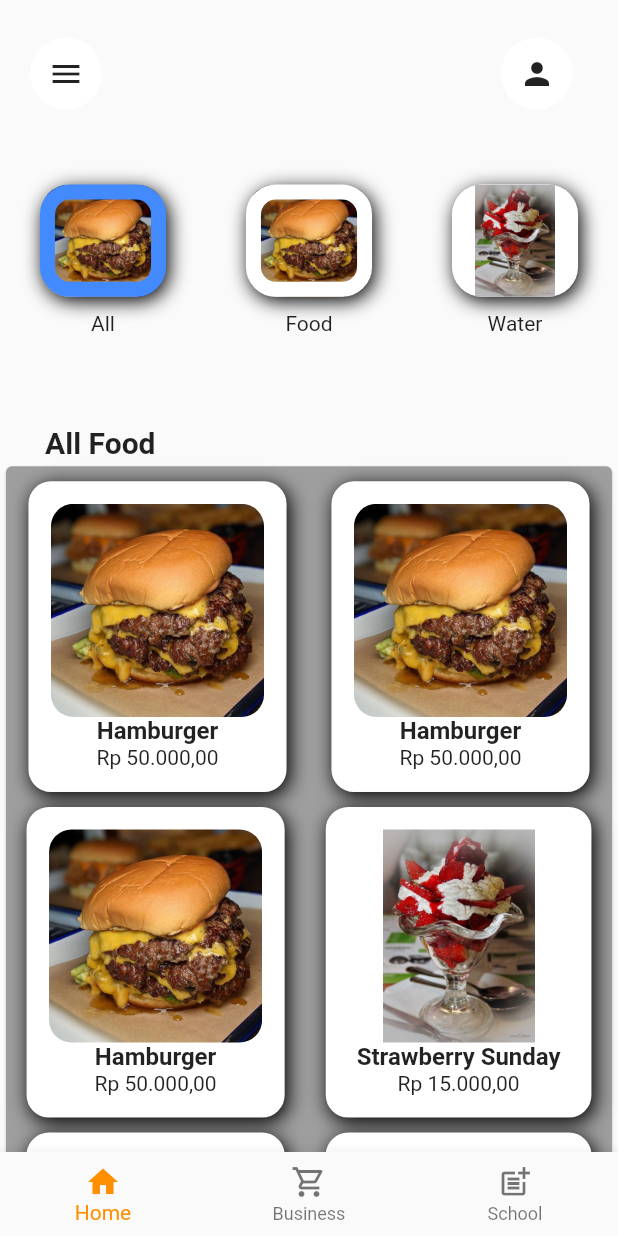
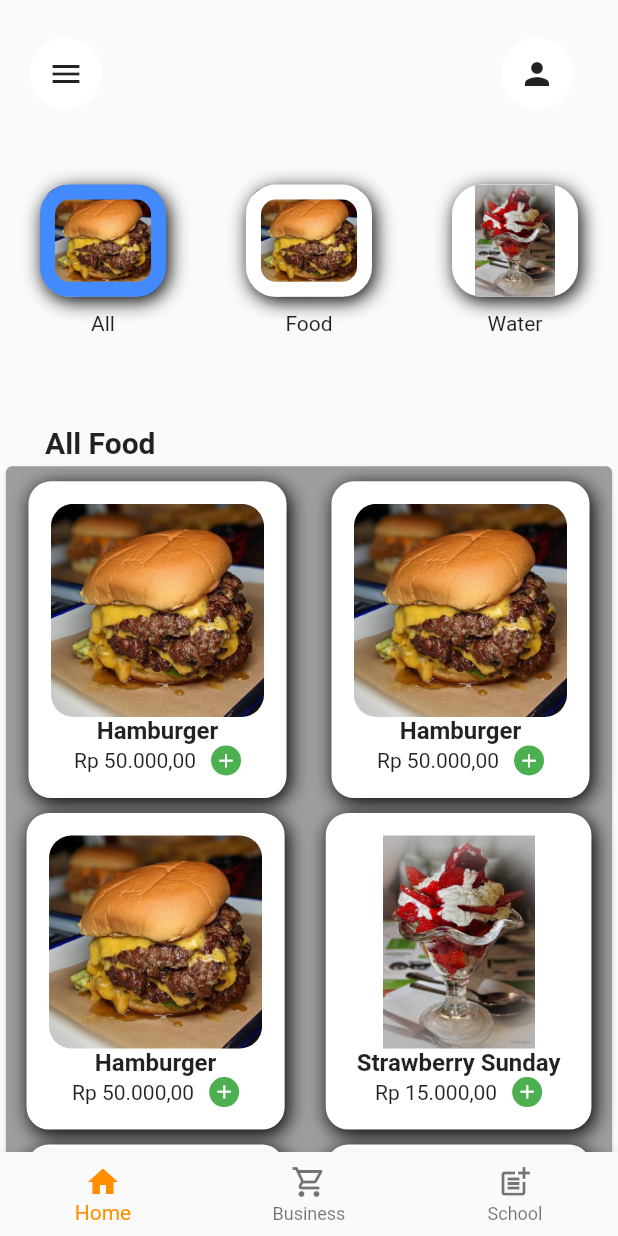
Before and after one commit to Vbod869/vbod-mobile, a Flutter app: the screen it shows after launch, on a phone screen of 412 x 824 dp. Run offline on Flutter 3.47's test engine with Material 2 defaults, Android fonts, the phone set to English and light mode, and no system bars.

Commit message:
Update Home_page.dart

```diff
--- a/lib/Home_page.dart
+++ b/lib/Home_page.dart
@@ -226,6 +226,22 @@ class _HomeState extends State<Home> {
                             mainAxisAlignment: MainAxisAlignment.start,
                             children: [
                               Container(child: Text("Rp 50.000,00")),
+                              Container(
+                                  width: 20,
+                                  height: 20,
+                                  margin: EdgeInsets.only(left: 10),
+                                  decoration: BoxDecoration(
+                                    borderRadius: BorderRadius.circular(20),
+                                    color: Colors.green,
+                                  ),
+                                  child: Center(
+                                    child: Icon(
+                                      Icons.add,
+                                      size: 15,
+                                      color: Colors.white,
+                                    ),
+                                  ),
+                                ),
                             ],
                           ),
                         ],
@@ -277,6 +293,22 @@ class _HomeState extends State<Home> {
                             mainAxisAlignment: MainAxisAlignment.start,
                             children: [
                               Container(child: Text("Rp 50.000,00")),
+                              Container(
+                                  width: 20,
+                                  height: 20,
+                                  margin: EdgeInsets.only(left: 10),
+                                  decoration: BoxDecoration(
+                                    borderRadius: BorderRadius.circular(20),
+                                    color: Colors.green,
+                                  ),
+                                  child: Center(
+                                    child: Icon(
+                                      Icons.add,
+                                      size: 15,
+                                      color: Colors.white,
+                                    ),
+                                  ),
+                                ),
                             ],
                           ),
                         ],
@@ -335,6 +367,22 @@ class _HomeState extends State<Home> {
                             mainAxisAlignment: MainAxisAlignment.start,
                             children: [
                               Container(child: Text("Rp 50.000,00")),
+                              Container(
+                                  width: 20,
+                                  height: 20,
+                                  margin: EdgeInsets.only(left: 10),
+                                  decoration: BoxDecoration(
+                                    borderRadius: BorderRadius.circular(20),
+                                    color: Colors.green,
+                                  ),
+                                  child: Center(
+                                    child: Icon(
+                                      Icons.add,
+                                      size: 15,
+                                      color: Colors.white,
+                                    ),
+                                  ),
+                                ),
                             ],
                           ),
                         ],
@@ -386,6 +434,22 @@ class _HomeState extends State<Home> {
                             mainAxisAlignment: MainAxisAlignment.start,
                             children: [
                               Container(child: Text("Rp 15.000,00")),
+                              Container(
+                                  width: 20,
+                                  height: 20,
+                                  margin: EdgeInsets.only(left: 10),
+                                  decoration: BoxDecoration(
+                                    borderRadius: BorderRadius.circular(20),
+                                    color: Colors.green,
+                                  ),
+                                  child: Center(
+                                    child: Icon(
+                                      Icons.add,
+                                      size: 15,
+                                      color: Colors.white,
+                                    ),
+                                  ),
+                                ),
                             ],
                           ),
                         ],
@@ -443,6 +507,22 @@ class _HomeState extends State<Home> {
                             mainAxisAlignment: MainAxisAlignment.start,
                             children: [
                               Container(child: Text("Rp 50.000,00")),
+                              Container(
+                                  width: 20,
+                                  height: 20,
+                                  margin: EdgeInsets.only(left: 10),
+                                  decoration: BoxDecoration(
+                                    borderRadius: BorderRadius.circular(20),
+                                    color: Colors.green,
+                                  ),
+                                  child: Center(
+                                    child: Icon(
+                                      Icons.add,
+                                      size: 15,
+                                      color: Colors.white,
+                                    ),
+                                  ),
+                                ),
                             ],
                           ),
                         ],
@@ -494,6 +574,22 @@ class _HomeState extends State<Home> {
                             mainAxisAlignment: MainAxisAlignment.start,
                             children: [
                               Container(child: Text("Rp 15.000,00")),
+                              Container(
+                                  width: 20,
+                                  height: 20,
+                                  margin: EdgeInsets.only(left: 10),
+                                  decoration: BoxDecoration(
+                                    borderRadius: BorderRadius.circular(20),
+                                    color: Colors.green,
+                                  ),
+                                  child: Center(
+                                    child: Icon(
+                                      Icons.add,
+                                      size: 15,
+                                      color: Colors.white,
+                                    ),
+                                  ),
+                                ),
                             ],
                           ),
                         ],
```
